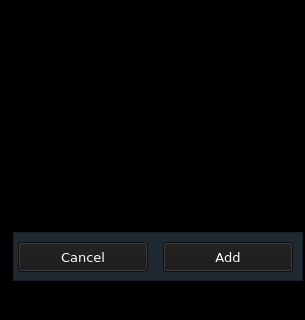
This is mainwindow.ui in genji0306/Opensens-Parallax as Qt 5 draws it before an edit; both pictures show x 0 to 305 and y 223 to 543 of the 305 by 543 pixel window. The edited form follows.
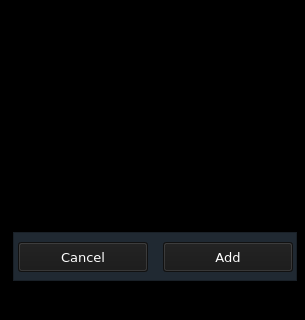
This is the edited form.

The edit to the form file:
```diff
--- a/mainwindow.ui
+++ b/mainwindow.ui
@@ -548,7 +548,7 @@
      <rect>
       <x>13</x>
       <y>455</y>
-      <width>290</width>
+      <width>284</width>
       <height>49</height>
      </rect>
     </property>
```
